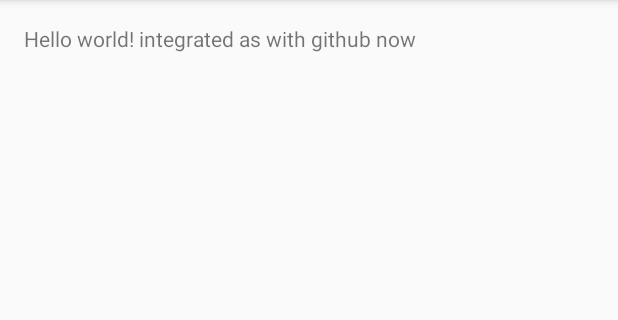
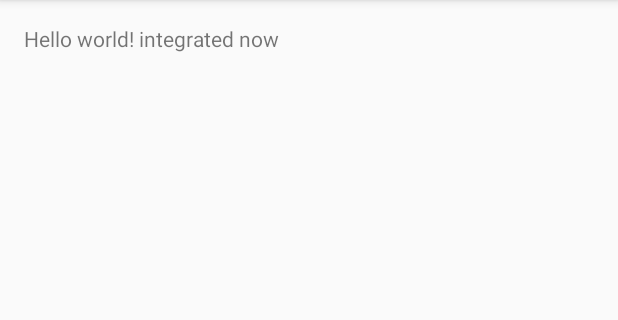
Before and after one commit to rreper/spotifyStreamerStage2, an Android app: the screen it shows after launch (MainActivity), on a phone screen of 412 x 824 dp, the part 84-404 px from its top. Run offline under Robolectric (Android 15) with nearby library versions, the phone set to English and light mode, and no system bars.

Commit message:
looks like the GUI git is working

```diff
--- a/app/src/main/res/values/strings.xml
+++ b/app/src/main/res/values/strings.xml
@@ -2,7 +2,7 @@
 <resources>
 
     <string name="app_name">spotifyStreamerStage1</string>
-    <string name="hello_world">Hello world! integrated as with github now</string>
+    <string name="hello_world">Hello world! integrated now</string>
     <string name="action_settings">Settings</string>
 
 </resources>
```
